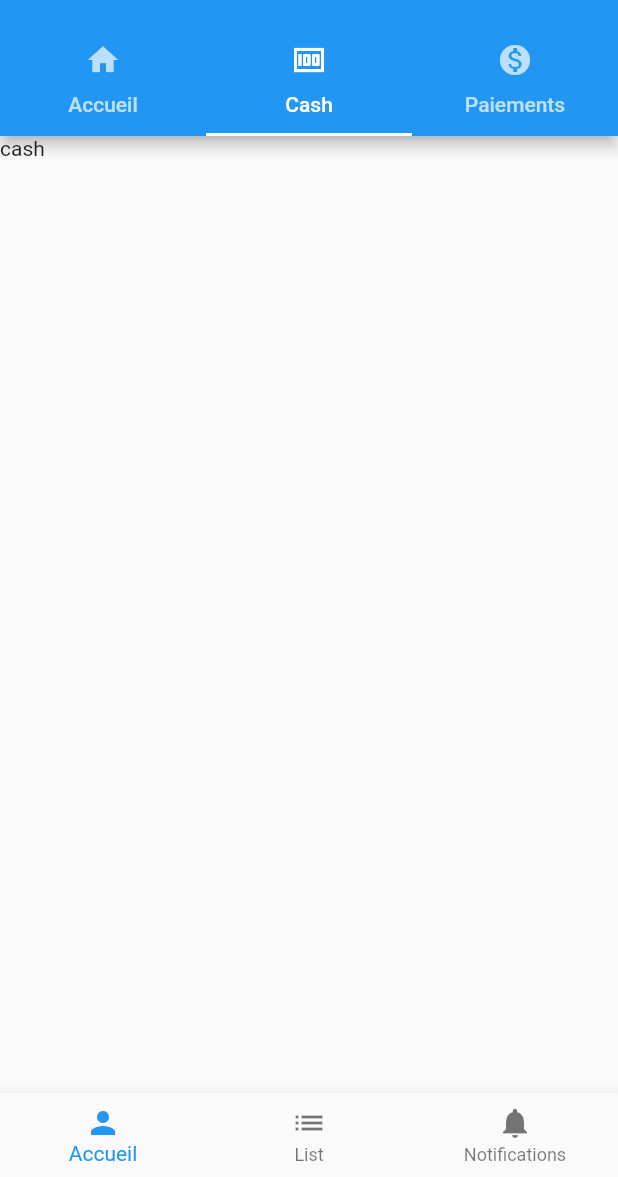
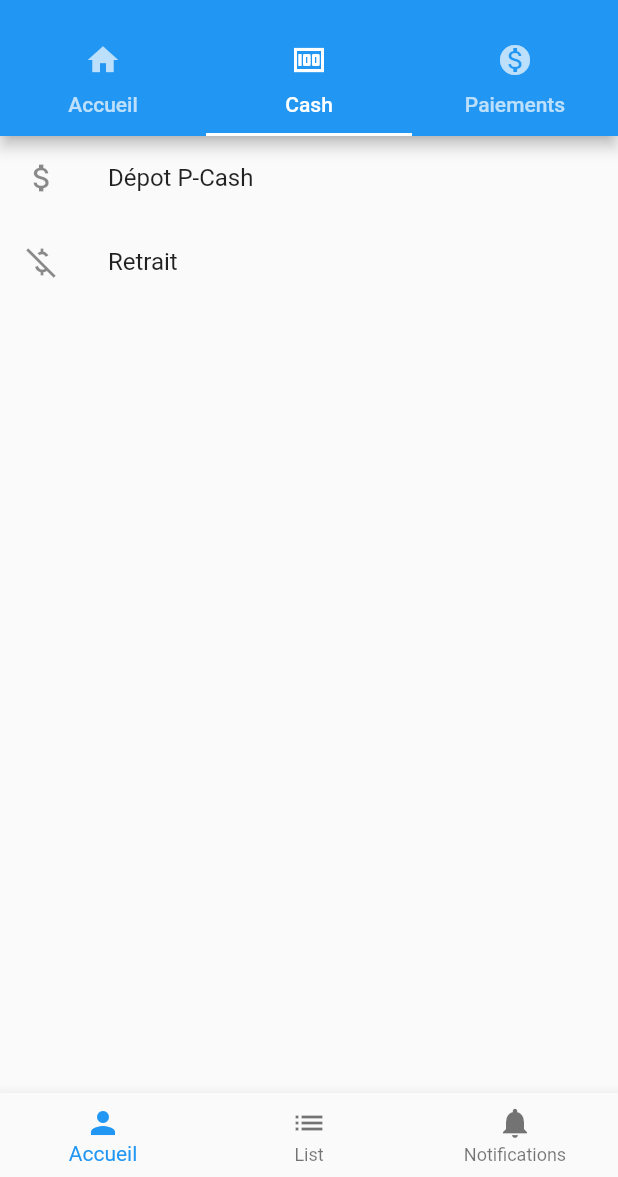
Before and after one commit to chapdel/pcash-ui, a Flutter app: the screen it shows after launch, tab 2 chosen, on a phone screen of 412 x 824 dp, the part 59-1236 px from its top. Run offline on Flutter 3.47's test engine with Material 2 defaults, Android fonts, the light colour scheme and no system bars; our stand-ins replace timeline_tile.

Commit message:
Added cash screen

```diff
--- a/lib/main.dart
+++ b/lib/main.dart
@@ -1,5 +1,6 @@
 import 'package:flutter/material.dart';
 import 'package:pcash_ui/config.dart';
+import 'package:pcash_ui/widgets/cash/home.dart';
 import 'package:pcash_ui/widgets/home.dart';
 
 void main() {
@@ -48,7 +49,7 @@ class _AppState extends State<App> {
       ],),),
       body: TabBarView(children: [
         HomeScreen(),
-        Text('cash'),
+        CashHomeScreen(),
         Text('paiements'),
       ],),
       bottomNavigationBar: BottomNavigationBar(items: [
--- /dev/null
+++ b/lib/widgets/cash/home.dart
@@ -0,0 +1,28 @@
+import 'package:flutter/material.dart';
+
+class CashHomeScreen extends StatefulWidget {
+  const CashHomeScreen({ Key? key }) : super(key: key);
+
+  @override
+  _CashHomeScreenState createState() => _CashHomeScreenState();
+}
+
+class _CashHomeScreenState extends State<CashHomeScreen> {
+  @override
+  Widget build(BuildContext context) {
+    return SingleChildScrollView(
+      child: Column(
+        children: [
+          ListTile(
+            leading: Icon(Icons.attach_money),
+            title: Text("Dépot P-Cash"),
+          ),
+          ListTile(
+            leading: Icon(Icons.money_off_csred),
+            title: Text("Retrait"),
+          ),
+        ],
+      ),
+    );
+  }
+}
```
Also changed, not shown: lib/widgets/cash/topup.dart (added, +17 -0 lines).
